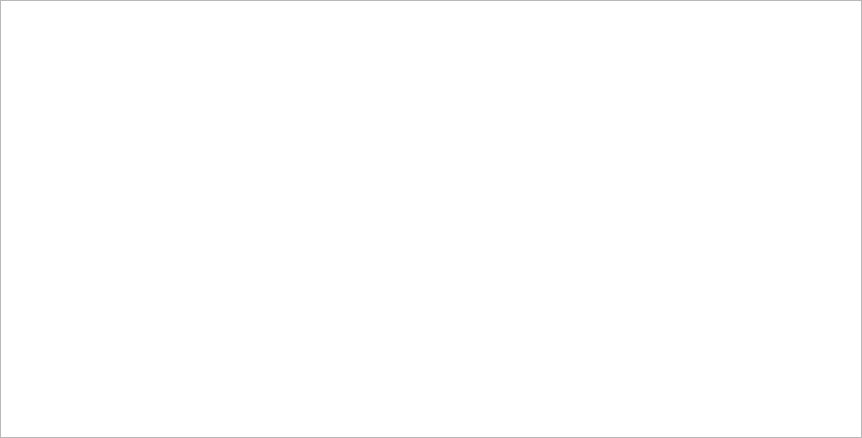
mrehkopf/vcs, file src/display/qt/dialogs/ui/video_parameter_dialog.ui: the form before one commit.
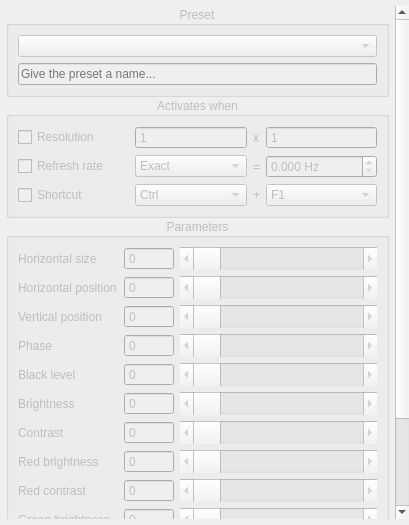
The form after the commit.

Commit message:
Redesign the video parameters dialog
Instead of going with a graph approach that I sketched out in a previous
commit, I've kept the normal GUI and introduced presets - each preset
contains a set of custom video parameters as well as one or more user-
definable conditions for when the preset's parameters should apply.

Note that this is still work in progress and certain parts of the
dialog aren't yet implemented.

```diff
--- a/src/display/qt/dialogs/ui/video_parameter_dialog.ui
+++ b/src/display/qt/dialogs/ui/video_parameter_dialog.ui
@@ -6,8 +6,8 @@
    <rect>
     <x>0</x>
     <y>0</y>
-    <width>862</width>
-    <height>438</height>
+    <width>409</width>
+    <height>525</height>
    </rect>
   </property>
   <property name="windowTitle">
@@ -18,19 +18,1127 @@
     <number>0</number>
    </property>
    <property name="leftMargin">
-    <number>0</number>
+    <number>6</number>
    </property>
    <property name="topMargin">
-    <number>0</number>
+    <number>6</number>
    </property>
    <property name="rightMargin">
     <number>0</number>
    </property>
    <property name="bottomMargin">
-    <number>0</number>
+    <number>6</number>
    </property>
    <item>
-    <widget class="QGraphicsView" name="graphicsView"/>
+    <widget class="QScrollArea" name="scrollArea">
+     <property name="frameShape">
+      <enum>QFrame::NoFrame</enum>
+     </property>
+     <property name="widgetResizable">
+      <bool>true</bool>
+     </property>
+     <widget class="QWidget" name="scrollAreaWidgetContents">
+      <property name="geometry">
+       <rect>
+        <x>0</x>
+        <y>0</y>
+        <width>389</width>
+        <height>684</height>
+       </rect>
+      </property>
+      <layout class="QVBoxLayout" name="verticalLayout_4">
+       <property name="spacing">
+        <number>0</number>
+       </property>
+       <property name="leftMargin">
+        <number>0</number>
+       </property>
+       <property name="topMargin">
+        <number>0</number>
+       </property>
+       <property name="rightMargin">
+        <number>6</number>
+       </property>
+       <property name="bottomMargin">
+        <number>0</number>
+       </property>
+       <item>
+        <widget class="QGroupBox" name="groupBox_presetList">
+         <property name="enabled">
+          <bool>false</bool>
+         </property>
+         <property name="sizePolicy">
+          <sizepolicy hsizetype="Preferred" vsizetype="Maximum">
+           <horstretch>0</horstretch>
+           <verstretch>0</verstretch>
+          </sizepolicy>
+         </property>
+         <property name="title">
+          <string>Preset</string>
+         </property>
+         <property name="alignment">
+          <set>Qt::AlignCenter</set>
+         </property>
+         <property name="flat">
+          <bool>true</bool>
+         </property>
+         <layout class="QVBoxLayout" name="verticalLayout_2">
+          <property name="leftMargin">
+           <number>9</number>
+          </property>
+          <property name="topMargin">
+           <number>9</number>
+          </property>
+          <property name="rightMargin">
+           <number>9</number>
+          </property>
+          <property name="bottomMargin">
+           <number>9</number>
+          </property>
+          <item>
+           <widget class="QComboBox" name="comboBox_presetList"/>
+          </item>
+          <item>
+           <widget class="QLineEdit" name="lineEdit_presetName">
+            <property name="placeholderText">
+             <string>Give the preset a name...</string>
+            </property>
+           </widget>
+          </item>
+         </layout>
+        </widget>
+       </item>
+       <item>
+        <widget class="QGroupBox" name="groupBox_activation">
+         <property name="enabled">
+          <bool>false</bool>
+         </property>
+         <property name="sizePolicy">
+          <sizepolicy hsizetype="Preferred" vsizetype="Maximum">
+           <horstretch>0</horstretch>
+           <verstretch>0</verstretch>
+          </sizepolicy>
+         </property>
+         <property name="title">
+          <string>Activates when</string>
+         </property>
+         <property name="alignment">
+          <set>Qt::AlignCenter</set>
+         </property>
+         <property name="flat">
+          <bool>true</bool>
+         </property>
+         <layout class="QGridLayout" name="gridLayout_2">
+          <item row="0" column="0">
+           <widget class="QCheckBox" name="checkBox_activatorResolution">
+            <property name="text">
+             <string>Resolution</string>
+            </property>
+           </widget>
+          </item>
+          <item row="0" column="1">
+           <widget class="QSpinBox" name="spinBox_resolutionX">
+            <property name="enabled">
+             <bool>false</bool>
+            </property>
+            <property name="sizePolicy">
+             <sizepolicy hsizetype="Ignored" vsizetype="Fixed">
+              <horstretch>0</horstretch>
+              <verstretch>0</verstretch>
+             </sizepolicy>
+            </property>
+            <property name="buttonSymbols">
+             <enum>QAbstractSpinBox::NoButtons</enum>
+            </property>
+            <property name="minimum">
+             <number>1</number>
+            </property>
+            <property name="maximum">
+             <number>640</number>
+            </property>
+           </widget>
+          </item>
+          <item row="0" column="2">
+           <widget class="QLabel" name="label_resolutionSeparator">
+            <property name="enabled">
+             <bool>false</bool>
+            </property>
+            <property name="sizePolicy">
+             <sizepolicy hsizetype="Maximum" vsizetype="Preferred">
+              <horstretch>0</horstretch>
+              <verstretch>0</verstretch>
+             </sizepolicy>
+            </property>
+            <property name="text">
+             <string>x</string>
+            </property>
+           </widget>
+          </item>
+          <item row="0" column="3">
+           <widget class="QSpinBox" name="spinBox_resolutionY">
+            <property name="enabled">
+             <bool>false</bool>
+            </property>
+            <property name="sizePolicy">
+             <sizepolicy hsizetype="Ignored" vsizetype="Fixed">
+              <horstretch>0</horstretch>
+              <verstretch>0</verstretch>
+             </sizepolicy>
+            </property>
+            <property name="buttonSymbols">
+             <enum>QAbstractSpinBox::NoButtons</enum>
+            </property>
+            <property name="minimum">
+             <number>1</number>
+            </property>
+            <property name="maximum">
+             <number>480</number>
+            </property>
+           </widget>
+          </item>
+          <item row="1" column="0">
+           <widget class="QCheckBox" name="checkBox_activatorRefreshRate">
+            <property name="text">
+             <string>Refresh rate</string>
+            </property>
+           </widget>
+          </item>
+          <item row="1" column="1">
+           <widget class="QComboBox" name="comboBox_refreshRateComparison">
+            <property name="enabled">
+             <bool>false</bool>
+            </property>
+            <property name="sizePolicy">
+             <sizepolicy hsizetype="Ignored" vsizetype="Fixed">
+              <horstretch>0</horstretch>
+              <verstretch>0</verstretch>
+             </sizepolicy>
+            </property>
+            <item>
+             <property name="text">
+              <string>Exact</string>
+             </property>
+            </item>
+            <item>
+             <property name="text">
+              <string>Rounded</string>
+             </property>
+            </item>
+            <item>
+             <property name="text">
+              <string>Floored</string>
+             </property>
+            </item>
+            <item>
+             <property name="text">
+              <string>Ceiled</string>
+             </property>
+            </item>
+           </widget>
+          </item>
+          <item row="1" column="2">
+           <widget class="QLabel" name="label_refreshRateSeparator">
+            <property name="enabled">
+             <bool>false</bool>
+            </property>
+            <property name="sizePolicy">
+             <sizepolicy hsizetype="Maximum" vsizetype="Preferred">
+              <horstretch>0</horstretch>
+              <verstretch>0</verstretch>
+             </sizepolicy>
+            </property>
+            <property name="text">
+             <string>=</string>
+            </property>
+           </widget>
+          </item>
+          <item row="1" column="3">
+           <widget class="QDoubleSpinBox" name="doubleSpinBox_refreshRateValue">
+            <property name="enabled">
+             <bool>false</bool>
+            </property>
+            <property name="sizePolicy">
+             <sizepolicy hsizetype="Ignored" vsizetype="Fixed">
+              <horstretch>0</horstretch>
+              <verstretch>0</verstretch>
+             </sizepolicy>
+            </property>
+            <property name="suffix">
+             <string> Hz</string>
+            </property>
+            <property name="decimals">
+             <number>3</number>
+            </property>
+            <property name="minimum">
+             <double>0.000000000000000</double>
+            </property>
+            <property name="maximum">
+             <double>100000000.000000000000000</double>
+            </property>
+           </widget>
+          </item>
+          <item row="2" column="0">
+           <widget class="QCheckBox" name="checkBox_activatorShortcut">
+            <property name="enabled">
+             <bool>false</bool>
+            </property>
+            <property name="text">
+             <string>Shortcut</string>
+            </property>
+           </widget>
+          </item>
+          <item row="2" column="1">
+           <widget class="QComboBox" name="comboBox_shortcutFirstKey">
+            <property name="enabled">
+             <bool>false</bool>
+            </property>
+            <property name="sizePolicy">
+             <sizepolicy hsizetype="Ignored" vsizetype="Fixed">
+              <horstretch>0</horstretch>
+              <verstretch>0</verstretch>
+             </sizepolicy>
+            </property>
+            <item>
+             <property name="text">
+              <string>Ctrl</string>
+             </property>
+            </item>
+           </widget>
+          </item>
+          <item row="2" column="2">
+           <widget class="QLabel" name="label_shortcutSeparator">
+            <property name="enabled">
+             <bool>false</bool>
+            </property>
+            <property name="sizePolicy">
+             <sizepolicy hsizetype="Preferred" vsizetype="Preferred">
+              <horstretch>0</horstretch>
+              <verstretch>0</verstretch>
+             </sizepolicy>
+            </property>
+            <property name="text">
+             <string>+</string>
+            </property>
+           </widget>
+          </item>
+          <item row="2" column="3">
+           <widget class="QComboBox" name="comboBox_shortcutSecondKey">
+            <property name="enabled">
+             <bool>false</bool>
+            </property>
+            <property name="sizePolicy">
+             <sizepolicy hsizetype="Ignored" vsizetype="Fixed">
+              <horstretch>0</horstretch>
+              <verstretch>0</verstretch>
+             </sizepolicy>
+            </property>
+            <item>
+             <property name="text">
+              <string>F1</string>
+             </property>
+            </item>
+            <item>
+             <property name="text">
+              <string>F2</string>
+             </property>
+            </item>
+            <item>
+             <property name="text">
+              <string>F3</string>
+             </property>
+            </item>
+            <item>
+             <property name="text">
+              <string>F4</string>
+             </property>
+            </item>
+            <item>
+             <property name="text">
+              <string>F5</string>
+             </property>
+            </item>
+            <item>
+             <property name="text">
+              <string>F6</string>
+             </property>
+            </item>
+            <item>
+             <property name="text">
+              <string>F7</string>
+             </property>
+            </item>
+            <item>
+             <property name="text">
+              <string>F8</string>
+             </property>
+            </item>
+            <item>
+             <property name="text">
+              <string>F9</string>
+             </property>
+            </item>
+            <item>
+             <property name="text">
+              <string>F10</string>
+             </property>
+            </item>
+            <item>
+             <property name="text">
+              <string>F11</string>
+             </property>
+            </item>
+            <item>
+             <property name="text">
+              <string>F12</string>
+             </property>
+            </item>
+           </widget>
+          </item>
+         </layout>
+        </widget>
+       </item>
+       <item>
+        <widget class="QGroupBox" name="groupBox_videoParameters">
+         <property name="enabled">
+          <bool>false</bool>
+         </property>
+         <property name="sizePolicy">
+          <sizepolicy hsizetype="Preferred" vsizetype="Maximum">
+           <horstretch>0</horstretch>
+           <verstretch>0</verstretch>
+          </sizepolicy>
+         </property>
+         <property name="title">
+          <string>Parameters</string>
+         </property>
+         <property name="alignment">
+          <set>Qt::AlignCenter</set>
+         </property>
+         <property name="flat">
+          <bool>true</bool>
+         </property>
+         <layout class="QGridLayout" name="gridLayout">
+          <property name="leftMargin">
+           <number>9</number>
+          </property>
+          <property name="topMargin">
+           <number>9</number>
+          </property>
+          <property name="rightMargin">
+           <number>9</number>
+          </property>
+          <property name="bottomMargin">
+           <number>9</number>
+          </property>
+          <item row="0" column="0">
+           <widget class="QLabel" name="label_2">
+            <property name="sizePolicy">
+             <sizepolicy hsizetype="Maximum" vsizetype="Preferred">
+              <horstretch>0</horstretch>
+              <verstretch>0</verstretch>
+             </sizepolicy>
+            </property>
+            <property name="minimumSize">
+             <size>
+              <width>100</width>
+              <height>0</height>
+             </size>
+            </property>
+            <property name="text">
+             <string>Horizontal size</string>
+            </property>
+           </widget>
+          </item>
+          <item row="0" column="1">
+           <widget class="QSpinBox" name="spinBox_videoHorSize">
+            <property name="sizePolicy">
+             <sizepolicy hsizetype="Preferred" vsizetype="Preferred">
+              <horstretch>0</horstretch>
+              <verstretch>0</verstretch>
+             </sizepolicy>
+            </property>
+            <property name="minimumSize">
+             <size>
+              <width>50</width>
+              <height>0</height>
+             </size>
+            </property>
+            <property name="buttonSymbols">
+             <enum>QAbstractSpinBox::NoButtons</enum>
+            </property>
+           </widget>
+          </item>
+          <item row="0" column="2">
+           <widget class="QScrollBar" name="horizontalScrollBar_videoHorSize">
+            <property name="sizePolicy">
+             <sizepolicy hsizetype="Expanding" vsizetype="Preferred">
+              <horstretch>0</horstretch>
+              <verstretch>0</verstretch>
+             </sizepolicy>
+            </property>
+            <property name="orientation">
+             <enum>Qt::Horizontal</enum>
+            </property>
+            <property name="invertedControls">
+             <bool>false</bool>
+            </property>
+           </widget>
+          </item>
+          <item row="1" column="0">
+           <widget class="QLabel" name="label">
+            <property name="sizePolicy">
+             <sizepolicy hsizetype="Maximum" vsizetype="Preferred">
+              <horstretch>0</horstretch>
+              <verstretch>0</verstretch>
+             </sizepolicy>
+            </property>
+            <property name="minimumSize">
+             <size>
+              <width>100</width>
+              <height>0</height>
+             </size>
+            </property>
+            <property name="text">
+             <string>Horizontal position</string>
+            </property>
+           </widget>
+          </item>
+          <item row="1" column="1">
+           <widget class="QSpinBox" name="spinBox_videoHorPos">
+            <property name="sizePolicy">
+             <sizepolicy hsizetype="Preferred" vsizetype="Preferred">
+              <horstretch>0</horstretch>
+              <verstretch>0</verstretch>
+             </sizepolicy>
+            </property>
+            <property name="minimumSize">
+             <size>
+              <width>50</width>
+              <height>0</height>
+             </size>
+            </property>
+            <property name="buttonSymbols">
+             <enum>QAbstractSpinBox::NoButtons</enum>
+            </property>
+           </widget>
+          </item>
+          <item row="1" column="2">
+           <widget class="QScrollBar" name="horizontalScrollBar_videoHorPos">
+            <property name="sizePolicy">
+             <sizepolicy hsizetype="Expanding" vsizetype="Preferred">
+              <horstretch>0</horstretch>
+              <verstretch>0</verstretch>
+             </sizepolicy>
+            </property>
+            <property name="orientation">
+             <enum>Qt::Horizontal</enum>
+            </property>
+           </widget>
+          </item>
+          <item row="2" column="0">
+           <widget class="QLabel" name="label_3">
+            <property name="sizePolicy">
+             <sizepolicy hsizetype="Maximum" vsizetype="Preferred">
+              <horstretch>0</horstretch>
+              <verstretch>0</verstretch>
+             </sizepolicy>
+            </property>
+            <property name="minimumSize">
+             <size>
+              <width>100</width>
+              <height>0</height>
+             </size>
+            </property>
+            <property name="text">
+             <string>Vertical position</string>
+            </property>
+           </widget>
+          </item>
+          <item row="2" column="1">
+           <widget class="QSpinBox" name="spinBox_videoVerPos">
+            <property name="sizePolicy">
+             <sizepolicy hsizetype="Preferred" vsizetype="Preferred">
+              <horstretch>0</horstretch>
+              <verstretch>0</verstretch>
+             </sizepolicy>
+            </property>
+            <property name="minimumSize">
+             <size>
+              <width>50</width>
+              <height>0</height>
+             </size>
+            </property>
+            <property name="buttonSymbols">
+             <enum>QAbstractSpinBox::NoButtons</enum>
+            </property>
+           </widget>
+          </item>
+          <item row="2" column="2">
+           <widget class="QScrollBar" name="horizontalScrollBar_videoVerPos">
+            <property name="sizePolicy">
+             <sizepolicy hsizetype="Expanding" vsizetype="Preferred">
+              <horstretch>0</horstretch>
+              <verstretch>0</verstretch>
+             </sizepolicy>
+            </property>
+            <property name="orientation">
+             <enum>Qt::Horizontal</enum>
+            </property>
+           </widget>
+          </item>
+          <item row="3" column="0">
+           <widget class="QLabel" name="label_4">
+            <property name="sizePolicy">
+             <sizepolicy hsizetype="Maximum" vsizetype="Preferred">
+              <horstretch>0</horstretch>
+              <verstretch>0</verstretch>
+             </sizepolicy>
+            </property>
+            <property name="minimumSize">
+             <size>
+              <width>100</width>
+              <height>0</height>
+             </size>
+            </property>
+            <property name="text">
+             <string>Phase</string>
+            </property>
+           </widget>
+          </item>
+          <item row="3" column="1">
+           <widget class="QSpinBox" name="spinBox_videoPhase">
+            <property name="sizePolicy">
+             <sizepolicy hsizetype="Preferred" vsizetype="Preferred">
+              <horstretch>0</horstretch>
+              <verstretch>0</verstretch>
+             </sizepolicy>
+            </property>
+            <property name="minimumSize">
+             <size>
+              <width>50</width>
+              <height>0</height>
+             </size>
+            </property>
+            <property name="buttonSymbols">
+             <enum>QAbstractSpinBox::NoButtons</enum>
+            </property>
+           </widget>
+          </item>
+          <item row="3" column="2">
+           <widget class="QScrollBar" name="horizontalScrollBar_videoPhase">
+            <property name="sizePolicy">
+             <sizepolicy hsizetype="Expanding" vsizetype="Preferred">
+              <horstretch>0</horstretch>
+              <verstretch>0</verstretch>
+             </sizepolicy>
+            </property>
+            <property name="orientation">
+             <enum>Qt::Horizontal</enum>
+            </property>
+           </widget>
+          </item>
+          <item row="4" column="0">
+           <widget class="QLabel" name="label_5">
+            <property name="sizePolicy">
+             <sizepolicy hsizetype="Maximum" vsizetype="Preferred">
+              <horstretch>0</horstretch>
+              <verstretch>0</verstretch>
+             </sizepolicy>
+            </property>
+            <property name="minimumSize">
+             <size>
+              <width>100</width>
+              <height>0</height>
+             </size>
+            </property>
+            <property name="text">
+             <string>Black level</string>
+            </property>
+           </widget>
+          </item>
+          <item row="4" column="1">
+           <widget class="QSpinBox" name="spinBox_videoBlackLevel">
+            <property name="sizePolicy">
+             <sizepolicy hsizetype="Preferred" vsizetype="Preferred">
+              <horstretch>0</horstretch>
+              <verstretch>0</verstretch>
+             </sizepolicy>
+            </property>
+            <property name="minimumSize">
+             <size>
+              <width>50</width>
+              <height>0</height>
+             </size>
+            </property>
+            <property name="buttonSymbols">
+             <enum>QAbstractSpinBox::NoButtons</enum>
+            </property>
+           </widget>
+          </item>
+          <item row="4" column="2">
+           <widget class="QScrollBar" name="horizontalScrollBar_videoBlackLevel">
+            <property name="sizePolicy">
+             <sizepolicy hsizetype="Expanding" vsizetype="Preferred">
+              <horstretch>0</horstretch>
+              <verstretch>0</verstretch>
+             </sizepolicy>
+            </property>
+            <property name="orientation">
+             <enum>Qt::Horizontal</enum>
+            </property>
+           </widget>
+          </item>
+          <item row="5" column="0">
+           <widget class="QLabel" name="label_6">
+            <property name="sizePolicy">
+             <sizepolicy hsizetype="Maximum" vsizetype="Preferred">
+              <horstretch>0</horstretch>
+              <verstretch>0</verstretch>
+             </sizepolicy>
+            </property>
+            <property name="minimumSize">
+             <size>
+              <width>100</width>
+              <height>0</height>
+             </size>
+            </property>
+            <property name="text">
+             <string>Brightness</string>
+            </property>
+            <property name="indent">
+             <number>-1</number>
+            </property>
+           </widget>
+          </item>
+          <item row="5" column="1">
+           <widget class="QSpinBox" name="spinBox_colorBright">
+            <property name="sizePolicy">
+             <sizepolicy hsizetype="Preferred" vsizetype="Preferred">
+              <horstretch>0</horstretch>
+              <verstretch>0</verstretch>
+             </sizepolicy>
+            </property>
+            <property name="minimumSize">
+             <size>
+              <width>50</width>
+              <height>0</height>
+             </size>
+            </property>
+            <property name="buttonSymbols">
+             <enum>QAbstractSpinBox::NoButtons</enum>
+            </property>
+           </widget>
+          </item>
+          <item row="5" column="2">
+           <widget class="QScrollBar" name="horizontalScrollBar_colorBright">
+            <property name="sizePolicy">
+             <sizepolicy hsizetype="Expanding" vsizetype="Preferred">
+              <horstretch>0</horstretch>
+              <verstretch>0</verstretch>
+             </sizepolicy>
+            </property>
+            <property name="orientation">
+             <enum>Qt::Horizontal</enum>
+            </property>
+           </widget>
+          </item>
+          <item row="6" column="0">
+           <widget class="QLabel" name="label_7">
+            <property name="sizePolicy">
+             <sizepolicy hsizetype="Maximum" vsizetype="Preferred">
+              <horstretch>0</horstretch>
+              <verstretch>0</verstretch>
+             </sizepolicy>
+            </property>
+            <property name="minimumSize">
+             <size>
+              <width>100</width>
+              <height>0</height>
+             </size>
+            </property>
+            <property name="text">
+             <string>Contrast</string>
+            </property>
+            <property name="indent">
+             <number>-1</number>
+            </property>
+           </widget>
+          </item>
+          <item row="6" column="1">
+           <widget class="QSpinBox" name="spinBox_colorContr">
+            <property name="sizePolicy">
+             <sizepolicy hsizetype="Preferred" vsizetype="Preferred">
+              <horstretch>0</horstretch>
+              <verstretch>0</verstretch>
+             </sizepolicy>
+            </property>
+            <property name="minimumSize">
+             <size>
+              <width>50</width>
+              <height>0</height>
+             </size>
+            </property>
+            <property name="buttonSymbols">
+             <enum>QAbstractSpinBox::NoButtons</enum>
+            </property>
+           </widget>
+          </item>
+          <item row="6" column="2">
+           <widget class="QScrollBar" name="horizontalScrollBar_colorContr">
+            <property name="sizePolicy">
+             <sizepolicy hsizetype="Expanding" vsizetype="Preferred">
+              <horstretch>0</horstretch>
+              <verstretch>0</verstretch>
+             </sizepolicy>
+            </property>
+            <property name="orientation">
+             <enum>Qt::Horizontal</enum>
+            </property>
+           </widget>
+          </item>
+          <item row="7" column="0">
+           <widget class="QLabel" name="label_8">
+            <property name="sizePolicy">
+             <sizepolicy hsizetype="Maximum" vsizetype="Preferred">
+              <horstretch>0</horstretch>
+              <verstretch>0</verstretch>
+             </sizepolicy>
+            </property>
+            <property name="minimumSize">
+             <size>
+              <width>100</width>
+              <height>0</height>
+             </size>
+            </property>
+            <property name="text">
+             <string>Red brightness</string>
+            </property>
+            <property name="indent">
+             <number>-1</number>
+            </property>
+           </widget>
+          </item>
+          <item row="7" column="1">
+           <widget class="QSpinBox" name="spinBox_colorBrightRed">
+            <property name="sizePolicy">
+             <sizepolicy hsizetype="Preferred" vsizetype="Preferred">
+              <horstretch>0</horstretch>
+              <verstretch>0</verstretch>
+             </sizepolicy>
+            </property>
+            <property name="minimumSize">
+             <size>
+              <width>50</width>
+              <height>0</height>
+             </size>
+            </property>
+            <property name="buttonSymbols">
+             <enum>QAbstractSpinBox::NoButtons</enum>
+            </property>
+           </widget>
+          </item>
+          <item row="7" column="2">
+           <widget class="QScrollBar" name="horizontalScrollBar_colorBrightRed">
+            <property name="sizePolicy">
+             <sizepolicy hsizetype="Expanding" vsizetype="Preferred">
+              <horstretch>0</horstretch>
+              <verstretch>0</verstretch>
+             </sizepolicy>
+            </property>
+            <property name="orientation">
+             <enum>Qt::Horizontal</enum>
+            </property>
+           </widget>
+          </item>
+          <item row="8" column="0">
+           <widget class="QLabel" name="label_11">
+            <property name="sizePolicy">
+             <sizepolicy hsizetype="Maximum" vsizetype="Preferred">
+              <horstretch>0</horstretch>
+              <verstretch>0</verstretch>
+             </sizepolicy>
+            </property>
+            <property name="minimumSize">
+             <size>
+              <width>100</width>
+              <height>0</height>
+             </size>
+            </property>
+            <property name="text">
+             <string>Red contrast</string>
+            </property>
+            <property name="indent">
+             <number>-1</number>
+            </property>
+           </widget>
+          </item>
+          <item row="8" column="1">
+           <widget class="QSpinBox" name="spinBox_colorContrRed">
+            <property name="sizePolicy">
+             <sizepolicy hsizetype="Preferred" vsizetype="Preferred">
+              <horstretch>0</horstretch>
+              <verstretch>0</verstretch>
+             </sizepolicy>
+            </property>
+            <property name="minimumSize">
+             <size>
+              <width>50</width>
+              <height>0</height>
+             </size>
+            </property>
+            <property name="buttonSymbols">
+             <enum>QAbstractSpinBox::NoButtons</enum>
+            </property>
+           </widget>
+          </item>
+          <item row="8" column="2">
+           <widget class="QScrollBar" name="horizontalScrollBar_colorContrRed">
+            <property name="sizePolicy">
+             <sizepolicy hsizetype="Expanding" vsizetype="Preferred">
+              <horstretch>0</horstretch>
+              <verstretch>0</verstretch>
+             </sizepolicy>
+            </property>
+            <property name="orientation">
+             <enum>Qt::Horizontal</enum>
+            </property>
+           </widget>
+          </item>
+          <item row="9" column="0">
+           <widget class="QLabel" name="label_9">
+            <property name="sizePolicy">
+             <sizepolicy hsizetype="Maximum" vsizetype="Preferred">
+              <horstretch>0</horstretch>
+              <verstretch>0</verstretch>
+             </sizepolicy>
+            </property>
+            <property name="minimumSize">
+             <size>
+              <width>100</width>
+              <height>0</height>
+             </size>
+            </property>
+            <property name="text">
+             <string>Green brightness</string>
+            </property>
+            <property name="indent">
+             <number>-1</number>
+            </property>
+           </widget>
+          </item>
+          <item row="9" column="1">
+           <widget class="QSpinBox" name="spinBox_colorBrightGreen">
+            <property name="sizePolicy">
+             <sizepolicy hsizetype="Preferred" vsizetype="Preferred">
+              <horstretch>0</horstretch>
+              <verstretch>0</verstretch>
+             </sizepolicy>
+            </property>
+            <property name="minimumSize">
+             <size>
+              <width>50</width>
+              <height>0</height>
+             </size>
+            </property>
+            <property name="buttonSymbols">
+             <enum>QAbstractSpinBox::NoButtons</enum>
+            </property>
+           </widget>
+          </item>
+          <item row="9" column="2">
+           <widget class="QScrollBar" name="horizontalScrollBar_colorBrightGreen">
+            <property name="sizePolicy">
+             <sizepolicy hsizetype="Expanding" vsizetype="Preferred">
+              <horstretch>0</horstretch>
+              <verstretch>0</verstretch>
+             </sizepolicy>
+            </property>
+            <property name="orientation">
+             <enum>Qt::Horizontal</enum>
+            </property>
+           </widget>
+          </item>
+          <item row="10" column="0">
+           <widget class="QLabel" name="label_12">
+            <property name="sizePolicy">
+             <sizepolicy hsizetype="Maximum" vsizetype="Preferred">
+              <horstretch>0</horstretch>
+              <verstretch>0</verstretch>
+             </sizepolicy>
+            </property>
+            <property name="minimumSize">
+             <size>
+              <width>100</width>
+              <height>0</height>
+             </size>
+            </property>
+            <property name="text">
+             <string>Green contrast</string>
+            </property>
+            <property name="indent">
+             <number>-1</number>
+            </property>
+           </widget>
+          </item>
+          <item row="10" column="1">
+           <widget class="QSpinBox" name="spinBox_colorContrGreen">
+            <property name="sizePolicy">
+             <sizepolicy hsizetype="Preferred" vsizetype="Preferred">
+              <horstretch>0</horstretch>
+              <verstretch>0</verstretch>
+             </sizepolicy>
+            </property>
+            <property name="minimumSize">
+             <size>
+              <width>50</width>
+              <height>0</height>
+             </size>
+            </property>
+            <property name="buttonSymbols">
+             <enum>QAbstractSpinBox::NoButtons</enum>
+            </property>
+           </widget>
+          </item>
+          <item row="10" column="2">
+           <widget class="QScrollBar" name="horizontalScrollBar_colorContrGreen">
+            <property name="sizePolicy">
+             <sizepolicy hsizetype="Expanding" vsizetype="Preferred">
+              <horstretch>0</horstretch>
+              <verstretch>0</verstretch>
+             </sizepolicy>
+            </property>
+            <property name="orientation">
+             <enum>Qt::Horizontal</enum>
+            </property>
+           </widget>
+          </item>
+          <item row="11" column="0">
+           <widget class="QLabel" name="label_10">
+            <property name="sizePolicy">
+             <sizepolicy hsizetype="Maximum" vsizetype="Preferred">
+              <horstretch>0</horstretch>
+              <verstretch>0</verstretch>
+             </sizepolicy>
+            </property>
+            <property name="minimumSize">
+             <size>
+              <width>100</width>
+              <height>0</height>
+             </size>
+            </property>
+            <property name="text">
+             <string>Blue brightness</string>
+            </property>
+            <property name="indent">
+             <number>-1</number>
+            </property>
+           </widget>
+          </item>
+          <item row="11" column="1">
+           <widget class="QSpinBox" name="spinBox_colorBrightBlue">
+            <property name="sizePolicy">
+             <sizepolicy hsizetype="Preferred" vsizetype="Preferred">
+              <horstretch>0</horstretch>
+              <verstretch>0</verstretch>
+             </sizepolicy>
+            </property>
+            <property name="minimumSize">
+             <size>
+              <width>50</width>
+              <height>0</height>
+             </size>
+            </property>
+            <property name="buttonSymbols">
+             <enum>QAbstractSpinBox::NoButtons</enum>
+            </property>
+           </widget>
+          </item>
+          <item row="11" column="2">
+           <widget class="QScrollBar" name="horizontalScrollBar_colorBrightBlue">
+            <property name="sizePolicy">
+             <sizepolicy hsizetype="Expanding" vsizetype="Preferred">
+              <horstretch>0</horstretch>
+              <verstretch>0</verstretch>
+             </sizepolicy>
+            </property>
+            <property name="orientation">
+             <enum>Qt::Horizontal</enum>
+            </property>
+           </widget>
+          </item>
+          <item row="12" column="0">
+           <widget class="QLabel" name="label_13">
+            <property name="sizePolicy">
+             <sizepolicy hsizetype="Maximum" vsizetype="Preferred">
+              <horstretch>0</horstretch>
+              <verstretch>0</verstretch>
+             </sizepolicy>
+            </property>
+            <property name="minimumSize">
+             <size>
+              <width>100</width>
+              <height>0</height>
+             </size>
+            </property>
+            <property name="text">
+             <string>Blue contrast</string>
+            </property>
+            <property name="indent">
+             <number>-1</number>
+            </property>
+           </widget>
+          </item>
+          <item row="12" column="1">
+           <widget class="QSpinBox" name="spinBox_colorContrBlue">
+            <property name="sizePolicy">
+             <sizepolicy hsizetype="Preferred" vsizetype="Preferred">
+              <horstretch>0</horstretch>
+              <verstretch>0</verstretch>
+             </sizepolicy>
+            </property>
+            <property name="minimumSize">
+             <size>
+              <width>50</width>
+              <height>0</height>
+             </size>
+            </property>
+            <property name="buttonSymbols">
+             <enum>QAbstractSpinBox::NoButtons</enum>
+            </property>
+           </widget>
+          </item>
+          <item row="12" column="2">
+           <widget class="QScrollBar" name="horizontalScrollBar_colorContrBlue">
+            <property name="sizePolicy">
+             <sizepolicy hsizetype="Expanding" vsizetype="Preferred">
+              <horstretch>0</horstretch>
+              <verstretch>0</verstretch>
+             </sizepolicy>
+            </property>
+            <property name="orientation">
+             <enum>Qt::Horizontal</enum>
+            </property>
+           </widget>
+          </item>
+         </layout>
+        </widget>
+       </item>
+       <item>
+        <spacer name="verticalSpacer">
+         <property name="orientation">
+          <enum>Qt::Vertical</enum>
+         </property>
+         <property name="sizeHint" stdset="0">
+          <size>
+           <width>20</width>
+           <height>4000</height>
+          </size>
+         </property>
+        </spacer>
+       </item>
+      </layout>
+     </widget>
+    </widget>
    </item>
   </layout>
  </widget>
```
The commit also changes 18 other files.
